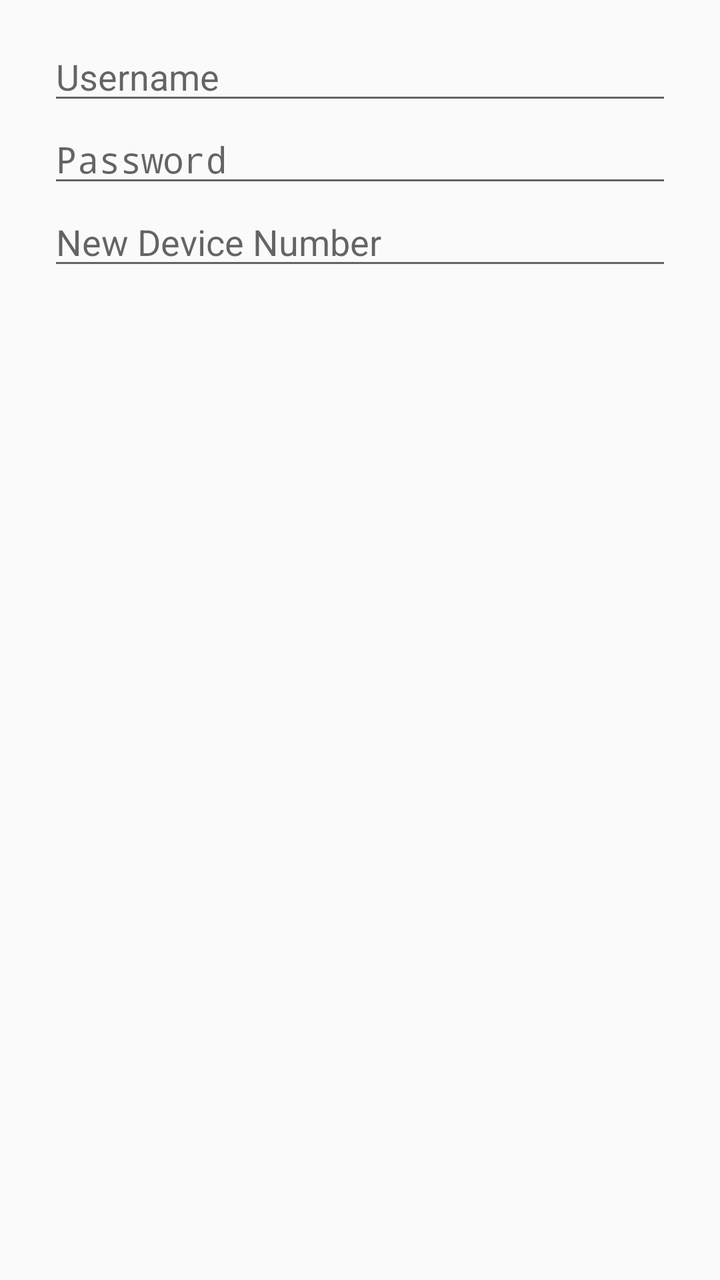
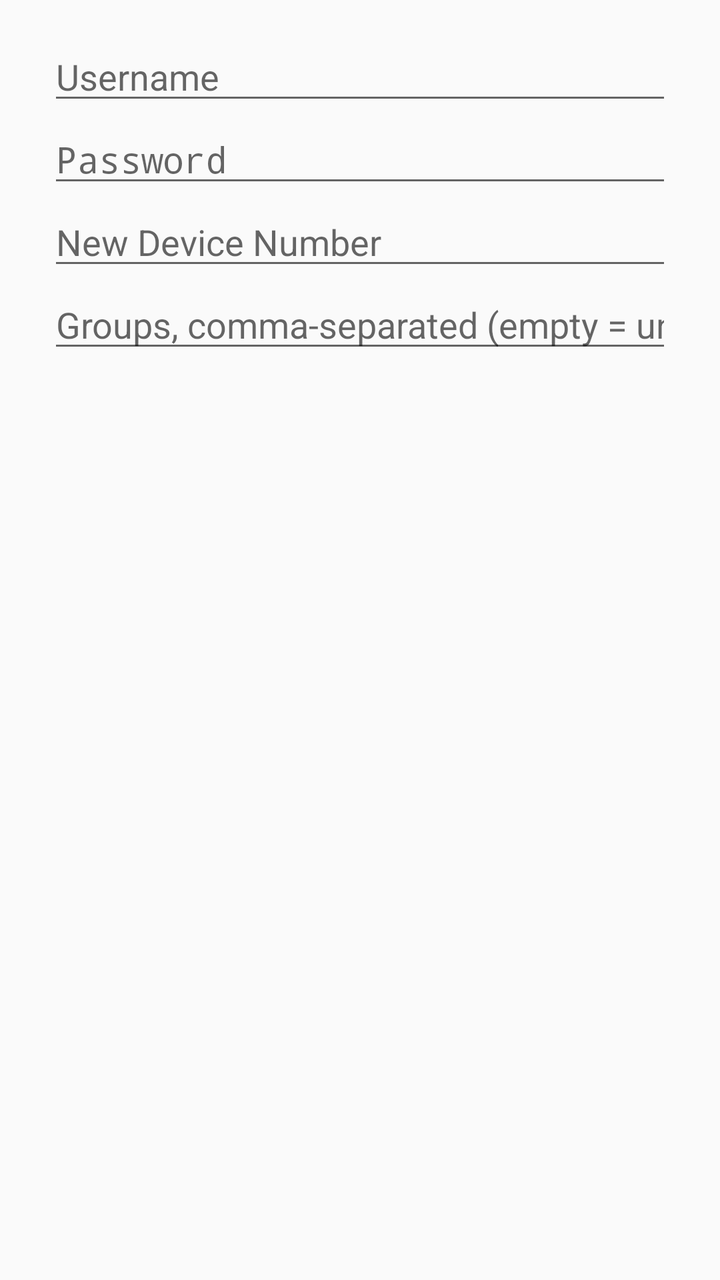

Two renders of the same Android screen: before a commit and after it. Below are the layout's source before the change and the commit's diff.
<!-- AndroidManifest.xml: application theme Theme.AppCompat.DayNight -->
<!-- res/layout/dialog_credentials.xml -->
<?xml version="1.0" encoding="utf-8"?>
<LinearLayout xmlns:android="http://schemas.android.com/apk/res/android"
    android:layout_width="match_parent"
    android:layout_height="wrap_content"
    android:orientation="vertical"
    android:paddingStart="24dp"
    android:paddingEnd="24dp"
    android:paddingTop="16dp">

    <EditText
        android:id="@+id/username"
        android:layout_width="match_parent"
        android:layout_height="wrap_content"
        android:hint="Username"
        android:inputType="text|textNoSuggestions"
        android:autofillHints="username" />

    <EditText
        android:id="@+id/password"
        android:layout_width="match_parent"
        android:layout_height="wrap_content"
        android:hint="Password"
        android:inputType="textPassword"
        android:autofillHints="password" />

    <EditText
        android:id="@+id/deviceNumber"
        android:layout_width="match_parent"
        android:layout_height="wrap_content"
        android:hint="New Device Number"
        android:inputType="text|textNoSuggestions"
        android:autofillHints="new device number" />

</LinearLayout>
<!-- resources referenced by this layout -->
<resources>

</resources>

<!-- the commit's change to res/layout/dialog_credentials.xml (unified diff, before → after) -->
@@ -31,4 +31,11 @@
         android:inputType="text|textNoSuggestions"
         android:autofillHints="new device number" />
 
+    <EditText
+        android:id="@+id/groups"
+        android:layout_width="match_parent"
+        android:layout_height="wrap_content"
+        android:hint="Groups, comma-separated (empty = unchanged)"
+        android:inputType="text|textNoSuggestions" />
+
 </LinearLayout>
